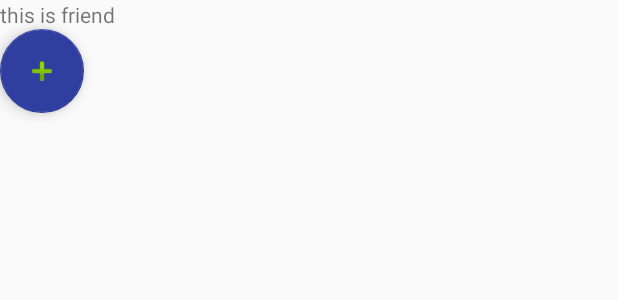
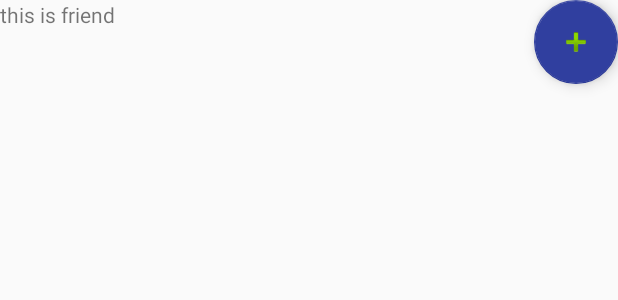
Before and after one commit to rmit-s3509578-chang-xinyu/FriendTrackerApp, an Android app: the layout fragment_friend.xml on its own in the app's theme, with its tools: preview values and no code run, on a phone screen of 412 x 824 dp. Shown: the top 300 px of the screen. Run offline under Robolectric (Android 15) with nearby library versions, the phone set to English and light mode, and no system bars.

```diff
--- a/src/main/res/layout/fragment_friend.xml
+++ b/src/main/res/layout/fragment_friend.xml
@@ -1,9 +1,9 @@
 <?xml version="1.0" encoding="utf-8"?>
-<LinearLayout xmlns:android="http://schemas.android.com/apk/res/android"
+<FrameLayout xmlns:android="http://schemas.android.com/apk/res/android"
     xmlns:app="http://schemas.android.com/apk/res-auto"
     android:layout_width="match_parent"
     android:layout_height="match_parent"
-    android:orientation="vertical" >
+     >
 
     <TextView
         android:id="@+id/textView2"
@@ -15,7 +15,7 @@
         android:id="@+id/floatingActionButton"
         android:layout_width="match_parent"
         android:layout_height="wrap_content"
-        android:layout_gravity=""
+        android:layout_gravity="right"
         android:clickable="true"
         app:backgroundTint="@color/colorPrimaryDark"
         app:srcCompat="@android:drawable/ic_input_add" />
@@ -25,4 +25,4 @@
         android:layout_width="match_parent"
         android:layout_height="match_parent" />
 
-</LinearLayout>
+</FrameLayout>
```
Also changed, not shown: src/main/java/com/example/xinyu/friendtracker/FriendFragment.java (+31 -57 lines), src/main/java/com/example/xinyu/friendtracker/MainActivity.java (+7 -1 lines).
